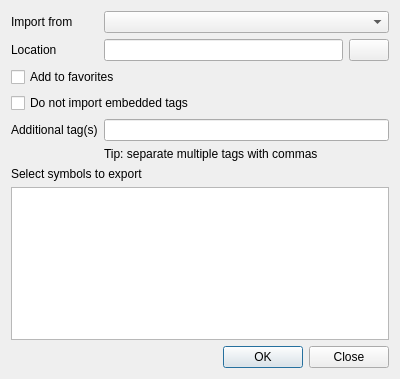
Old version of the form src/ui/qgsstyleexportimportdialogbase.ui in the repository carsmie/QGIS.
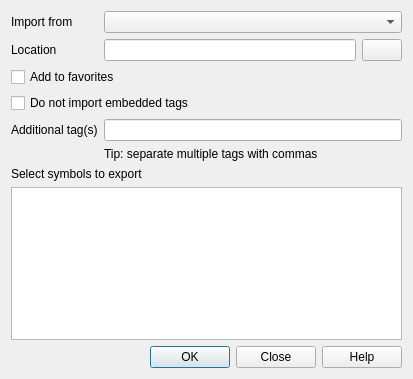
New version of the form.

Commit message: Add Help button and connect it to user manual

What changed in the file:
```diff
--- a/src/ui/qgsstyleexportimportdialogbase.ui
+++ b/src/ui/qgsstyleexportimportdialogbase.ui
@@ -6,7 +6,7 @@
    <rect>
     <x>0</x>
     <y>0</y>
-    <width>400</width>
+    <width>413</width>
     <height>379</height>
    </rect>
   </property>
@@ -144,7 +144,7 @@
       <enum>Qt::Horizontal</enum>
      </property>
      <property name="standardButtons">
-      <set>QDialogButtonBox::Close|QDialogButtonBox::Ok</set>
+      <set>QDialogButtonBox::Close|QDialogButtonBox::Help|QDialogButtonBox::Ok</set>
      </property>
     </widget>
    </item>
```
The commit also changes 50 other files.
